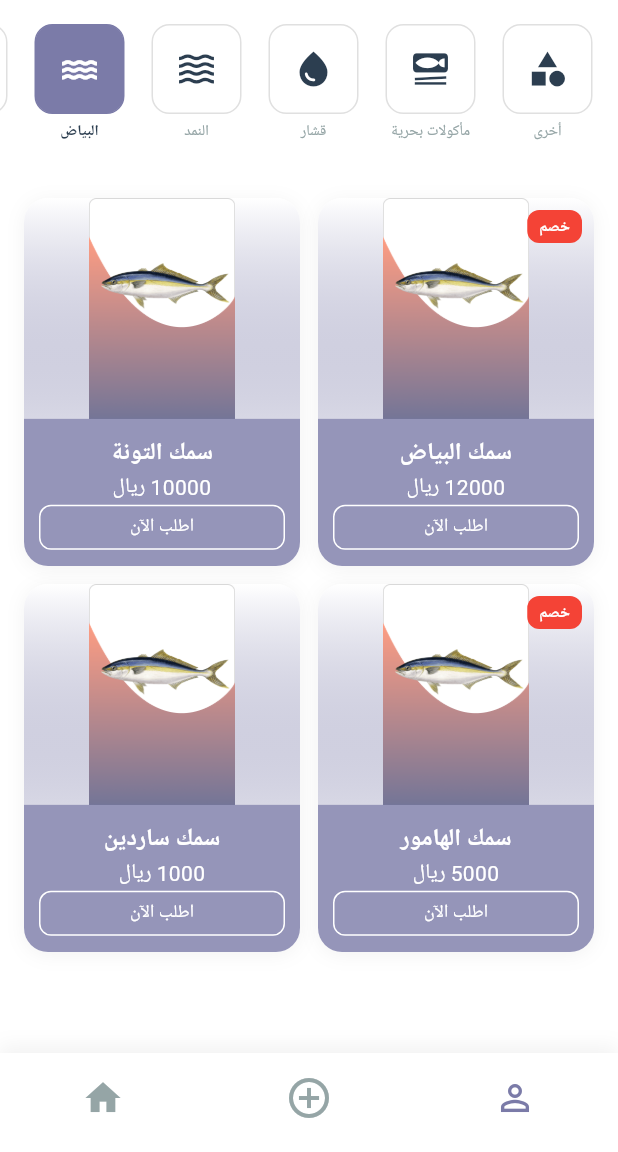
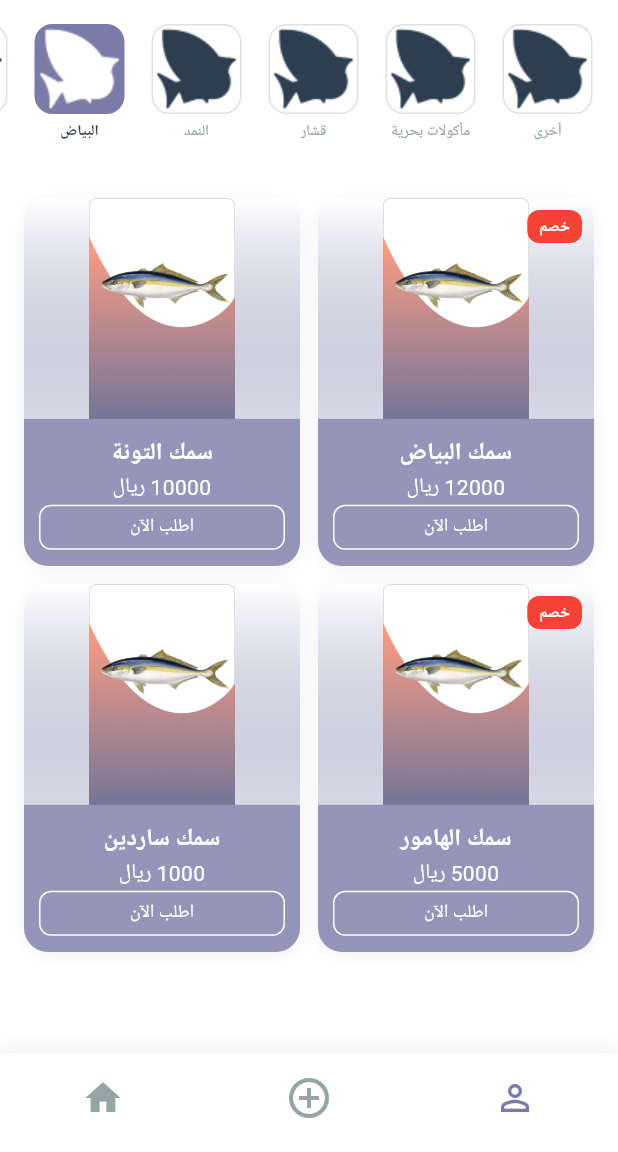
Before and after one commit to AymanAltairi73/rasedak, a Flutter app: the MainScreen screen opened directly, on a phone screen of 412 x 824 dp, the part 84-1236 px from its top. Run offline on Flutter 3.47's test engine with Material 3 defaults, Android fonts, the phone set to English and light mode, and no system bars; our stand-ins replace image_picker, shared_preferences; accounts and stored records are empty; Roboto replaces fonts that are missing (Cairo).

Commit message:
replace category icons with fish image assets in main screen
Replaced Material Icons with fish.png image asset for all category items, updated category data structure to use 'image' key instead of 'icon', changed Icon widget to Image.asset with color filter and fixed dimensions, and added fish.png to pubspec.yaml assets

```diff
--- a/lib/screens/main_screen.dart
+++ b/lib/screens/main_screen.dart
@@ -31,12 +31,12 @@ class _MainScreenState extends State<MainScreen> {
   }
 
   final List<Map<String, dynamic>> _categories = [
-    {'name': 'أخرى', 'icon': Icons.category},
-    {'name': 'مأكولات بحرية', 'icon': Icons.set_meal},
-    {'name': 'قشار', 'icon': Icons.water_drop},
-    {'name': 'النمد', 'icon': Icons.waves},
-    {'name': 'البياض', 'icon': Icons.water},
-    {'name': 'الأكثر طلبا', 'icon': Icons.local_fire_department},
+    {'name': 'أخرى', 'image': 'assets/images/fish.png'},
+    {'name': 'مأكولات بحرية', 'image': 'assets/images/fish.png'},
+    {'name': 'قشار', 'image': 'assets/images/fish.png'},
+    {'name': 'النمد', 'image': 'assets/images/fish.png'},
+    {'name': 'البياض', 'image': 'assets/images/fish.png'},
+    {'name': 'الأكثر طلبا', 'image': 'assets/images/fish.png'},
   ];
 
   final List<Map<String, dynamic>> _fishProducts = [
@@ -139,12 +139,13 @@ class _MainScreenState extends State<MainScreen> {
                                   width: 1,
                                 ),
                               ),
-                              child: Icon(
-                                _categories[index]['icon'],
+                              child: Image.asset(
+                                _categories[index]['image'],
                                 color: isSelected
                                     ? Colors.white
                                     : AppColors.textPrimary,
-                                size: 28,
+                                width: 28,
+                                height: 28,
                               ),
                             ),
                             const SizedBox(height: 4),
--- a/pubspec.yaml
+++ b/pubspec.yaml
@@ -70,6 +70,7 @@ flutter:
     - assets/images/logo.png
     - assets/images/SignUpSucessfulLogo.png
     - assets/images/fishCard.png
+    - assets/images/fish.png
 
   # An image asset can refer to one or more resolution-specific "variants", see
   # https://flutter.dev/to/resolution-aware-images
```
